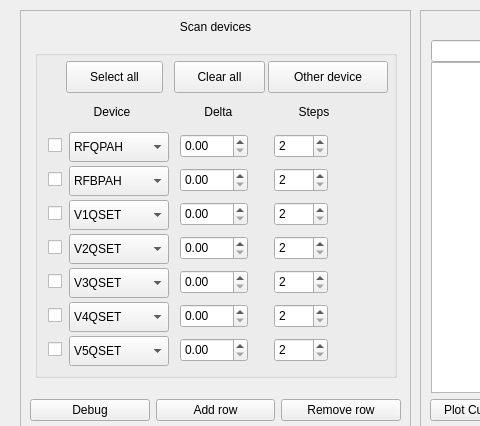
First picture: the form in gui_window.ui, repository rsharankova/LinacDeviceScan, before the edit; both pictures show x 0 to 480 and y 0 to 426 of the 870 by 650 pixel window.
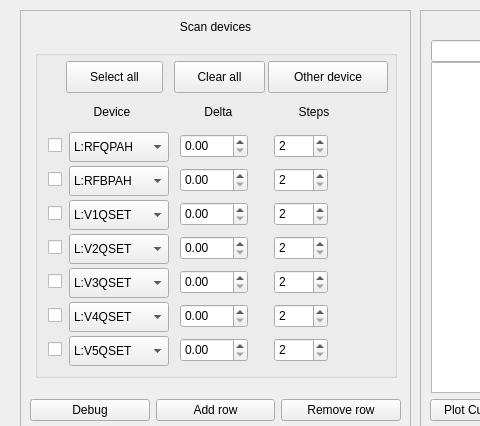
Second picture: the form after the edit. The open tabs and pages were chosen to show the change.

Commit message: fixed Other dev page not updating param_dict

What changed in the file:
```diff
--- a/gui_window.ui
+++ b/gui_window.ui
@@ -370,7 +370,7 @@
           </property>
           <item>
            <property name="text">
-            <string>RFQPAH</string>
+            <string>L:RFQPAH</string>
            </property>
           </item>
          </widget>
@@ -457,7 +457,7 @@
           </property>
           <item>
            <property name="text">
-            <string>RFBPAH</string>
+            <string>L:RFBPAH</string>
            </property>
           </item>
          </widget>
@@ -538,7 +538,7 @@
           </property>
           <item>
            <property name="text">
-            <string>V1QSET</string>
+            <string>L:V1QSET</string>
            </property>
           </item>
          </widget>
@@ -619,7 +619,7 @@
           </property>
           <item>
            <property name="text">
-            <string>V2QSET</string>
+            <string>L:V2QSET</string>
            </property>
           </item>
          </widget>
@@ -700,7 +700,7 @@
           </property>
           <item>
            <property name="text">
-            <string>V3QSET</string>
+            <string>L:V3QSET</string>
            </property>
           </item>
          </widget>
@@ -781,7 +781,7 @@
           </property>
           <item>
            <property name="text">
-            <string>V4QSET</string>
+            <string>L:V4QSET</string>
            </property>
           </item>
          </widget>
@@ -862,7 +862,7 @@
           </property>
           <item>
            <property name="text">
-            <string>V5QSET</string>
+            <string>L:V5QSET</string>
            </property>
           </item>
          </widget>
```
Left out of the diff: 2 changed lines with no effect on the pictures. The commit also changes 2 other files.
